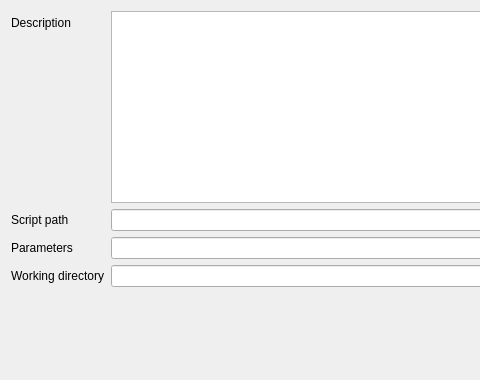
light-scattering-iogs/caqtus, file condetrol/condetrol/experiment_viewer/config_editor/optimizer_config_editor/optimizer_editor.ui: the form before one commit; both pictures show x 0 to 480 and y 0 to 380 of the 568 by 493 pixel window.
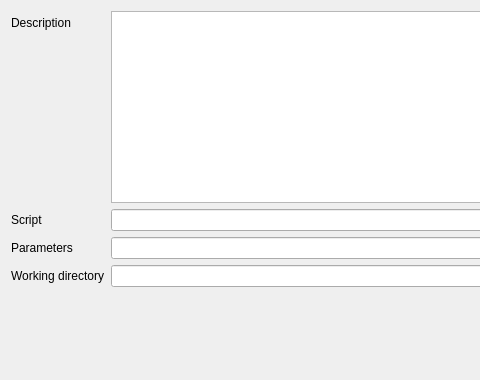
The form after the commit.

Commit message: Fix script label

Diff of the .ui file:
```diff
--- a/condetrol/condetrol/experiment_viewer/config_editor/optimizer_config_editor/optimizer_editor.ui
+++ b/condetrol/condetrol/experiment_viewer/config_editor/optimizer_config_editor/optimizer_editor.ui
@@ -29,7 +29,7 @@
      <item row="1" column="0">
       <widget class="QLabel" name="scriptPathLabel">
        <property name="text">
-        <string>Script path</string>
+        <string>Script</string>
        </property>
       </widget>
      </item>
```
The commit also changes 1 other file.
